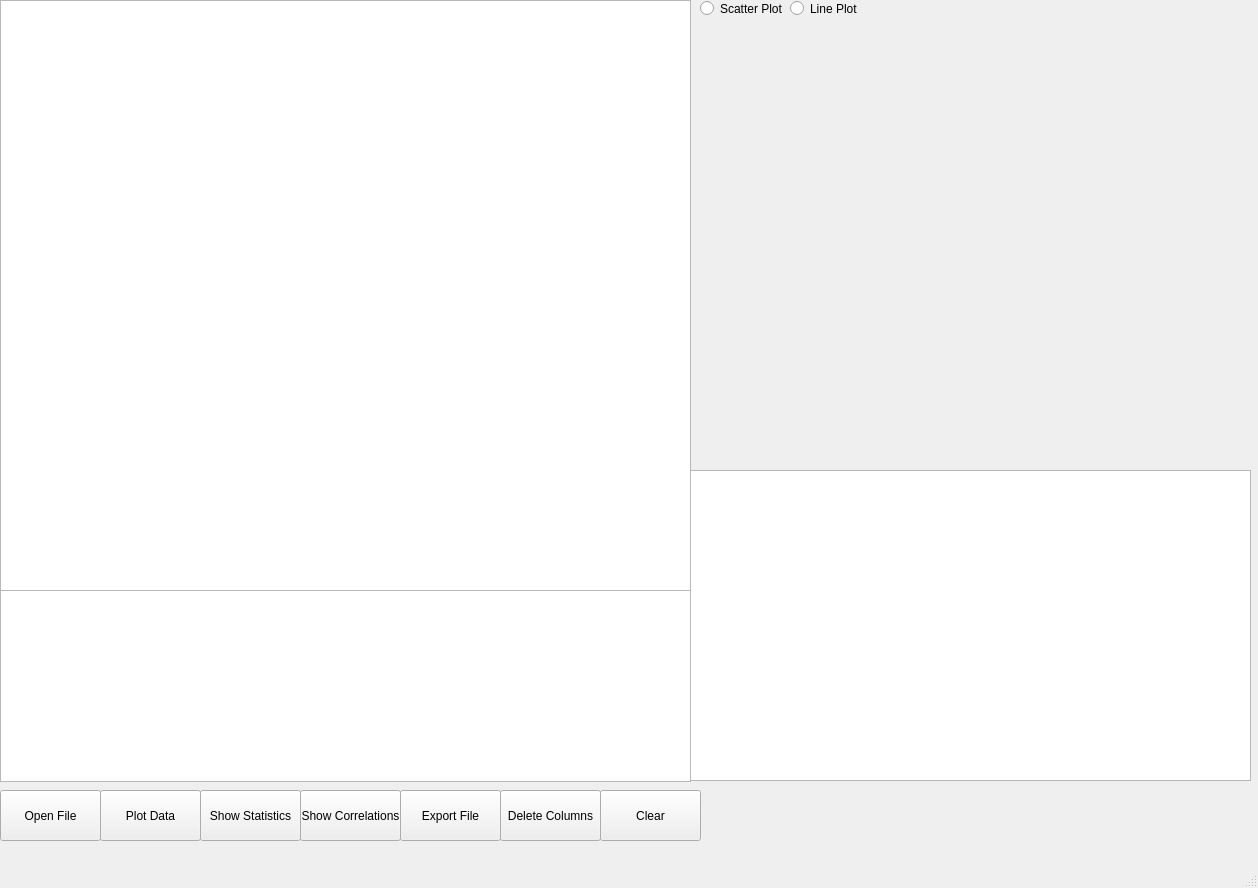
favianjg/whr_project1, file src/appprojekt1/resources/window.ui: the form before one commit.
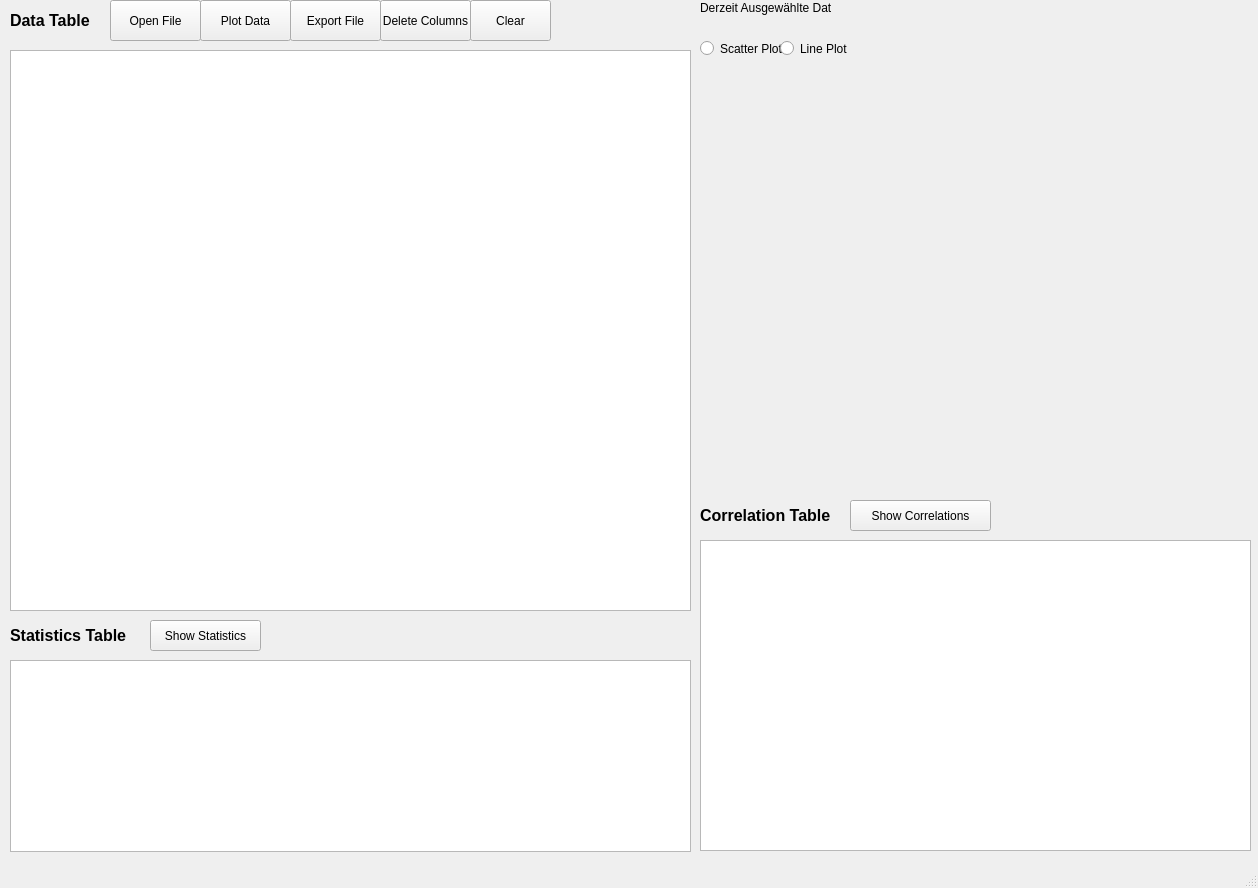
The form after the commit.

Commit message: ui: Refactor the layout for better optimization

Diff of the .ui file:
```diff
--- a/src/appprojekt1/resources/window.ui
+++ b/src/appprojekt1/resources/window.ui
@@ -17,10 +17,10 @@
    <widget class="QPushButton" name="btnPlotData">
     <property name="geometry">
      <rect>
-      <x>100</x>
-      <y>790</y>
-      <width>101</width>
-      <height>51</height>
+      <x>200</x>
+      <y>0</y>
+      <width>91</width>
+      <height>41</height>
      </rect>
     </property>
     <property name="text">
@@ -30,10 +30,10 @@
    <widget class="QPushButton" name="btnOpenFile">
     <property name="geometry">
      <rect>
-      <x>0</x>
-      <y>790</y>
-      <width>101</width>
-      <height>51</height>
+      <x>110</x>
+      <y>0</y>
+      <width>91</width>
+      <height>41</height>
      </rect>
     </property>
     <property name="text">
@@ -43,10 +43,10 @@
    <widget class="QPushButton" name="btnShowStatistics">
     <property name="geometry">
      <rect>
-      <x>200</x>
-      <y>790</y>
-      <width>101</width>
-      <height>51</height>
+      <x>150</x>
+      <y>620</y>
+      <width>111</width>
+      <height>31</height>
      </rect>
     </property>
     <property name="text">
@@ -56,10 +56,10 @@
    <widget class="QPushButton" name="btnShowCorrelations">
     <property name="geometry">
      <rect>
-      <x>300</x>
-      <y>790</y>
-      <width>101</width>
-      <height>51</height>
+      <x>850</x>
+      <y>500</y>
+      <width>141</width>
+      <height>31</height>
      </rect>
     </property>
     <property name="text">
@@ -69,10 +69,10 @@
    <widget class="QPushButton" name="btnExportFile">
     <property name="geometry">
      <rect>
-      <x>400</x>
-      <y>790</y>
-      <width>101</width>
-      <height>51</height>
+      <x>290</x>
+      <y>0</y>
+      <width>91</width>
+      <height>41</height>
      </rect>
     </property>
     <property name="text">
@@ -82,10 +82,10 @@
    <widget class="QPushButton" name="btnDeleteColumns">
     <property name="geometry">
      <rect>
-      <x>500</x>
-      <y>790</y>
-      <width>101</width>
-      <height>51</height>
+      <x>380</x>
+      <y>0</y>
+      <width>91</width>
+      <height>41</height>
      </rect>
     </property>
     <property name="text">
@@ -95,10 +95,10 @@
    <widget class="QPushButton" name="btnClear">
     <property name="geometry">
      <rect>
-      <x>600</x>
-      <y>790</y>
-      <width>101</width>
-      <height>51</height>
+      <x>470</x>
+      <y>0</y>
+      <width>81</width>
+      <height>41</height>
      </rect>
     </property>
     <property name="text">
@@ -108,19 +108,19 @@
    <widget class="QTableWidget" name="tableData">
     <property name="geometry">
      <rect>
-      <x>0</x>
-      <y>0</y>
-      <width>691</width>
-      <height>591</height>
+      <x>10</x>
+      <y>50</y>
+      <width>681</width>
+      <height>561</height>
      </rect>
     </property>
    </widget>
    <widget class="QTableWidget" name="tableStatistics">
     <property name="geometry">
      <rect>
-      <x>0</x>
-      <y>590</y>
-      <width>691</width>
+      <x>10</x>
+      <y>660</y>
+      <width>681</width>
       <height>192</height>
      </rect>
     </property>
@@ -128,9 +128,9 @@
    <widget class="QTableWidget" name="tableCorrelations">
     <property name="geometry">
      <rect>
-      <x>690</x>
-      <y>470</y>
-      <width>561</width>
+      <x>700</x>
+      <y>540</y>
+      <width>551</width>
       <height>311</height>
      </rect>
     </property>
@@ -139,7 +139,7 @@
     <property name="geometry">
      <rect>
       <x>700</x>
-      <y>0</y>
+      <y>40</y>
       <width>82</width>
       <height>17</height>
      </rect>
@@ -151,8 +151,8 @@
    <widget class="QRadioButton" name="rbLinePlot">
     <property name="geometry">
      <rect>
-      <x>790</x>
-      <y>0</y>
+      <x>780</x>
+      <y>40</y>
       <width>82</width>
       <height>17</height>
      </rect>
@@ -161,16 +161,95 @@
      <string>Line Plot</string>
     </property>
    </widget>
-  </widget>
-  <widget class="QMenuBar" name="menubar">
-   <property name="geometry">
-    <rect>
-     <x>0</x>
-     <y>0</y>
-     <width>1258</width>
-     <height>21</height>
-    </rect>
-   </property>
+   <widget class="QLabel" name="lblFileHeader">
+    <property name="geometry">
+     <rect>
+      <x>700</x>
+      <y>0</y>
+      <width>131</width>
+      <height>16</height>
+     </rect>
+    </property>
+    <property name="text">
+     <string>&lt;html&gt;&lt;head/&gt;&lt;body&gt;&lt;p&gt;Derzeit Ausgewählte Datei:&lt;/p&gt;&lt;/body&gt;&lt;/html&gt;</string>
+    </property>
+   </widget>
+   <widget class="QLabel" name="lblFileName">
+    <property name="geometry">
+     <rect>
+      <x>700</x>
+      <y>20</y>
+      <width>541</width>
+      <height>16</height>
+     </rect>
+    </property>
+    <property name="text">
+     <string/>
+    </property>
+   </widget>
+   <widget class="QLabel" name="lblTableData">
+    <property name="geometry">
+     <rect>
+      <x>10</x>
+      <y>0</y>
+      <width>101</width>
+      <height>41</height>
+     </rect>
+    </property>
+    <property name="font">
+     <font>
+      <pointsize>12</pointsize>
+      <weight>75</weight>
+      <bold>true</bold>
+     </font>
+    </property>
+    <property name="text">
+     <string>Data Table</string>
+    </property>
+   </widget>
+   <widget class="QLabel" name="lblTableCorrelation">
+    <property name="geometry">
+     <rect>
+      <x>700</x>
+      <y>500</y>
+      <width>151</width>
+      <height>31</height>
+     </rect>
+    </property>
+    <property name="font">
+     <font>
+      <pointsize>12</pointsize>
+      <weight>75</weight>
+      <bold>true</bold>
+     </font>
+    </property>
+    <property name="lineWidth">
+     <number>1</number>
+    </property>
+    <property name="text">
+     <string>Correlation Table</string>
+    </property>
+   </widget>
+   <widget class="QLabel" name="lblTableStatistics">
+    <property name="geometry">
+     <rect>
+      <x>10</x>
+      <y>620</y>
+      <width>141</width>
+      <height>31</height>
+     </rect>
+    </property>
+    <property name="font">
+     <font>
+      <pointsize>12</pointsize>
+      <weight>75</weight>
+      <bold>true</bold>
+     </font>
+    </property>
+    <property name="text">
+     <string>Statistics Table</string>
+    </property>
+   </widget>
   </widget>
   <widget class="QStatusBar" name="statusbar"/>
  </widget>
```
